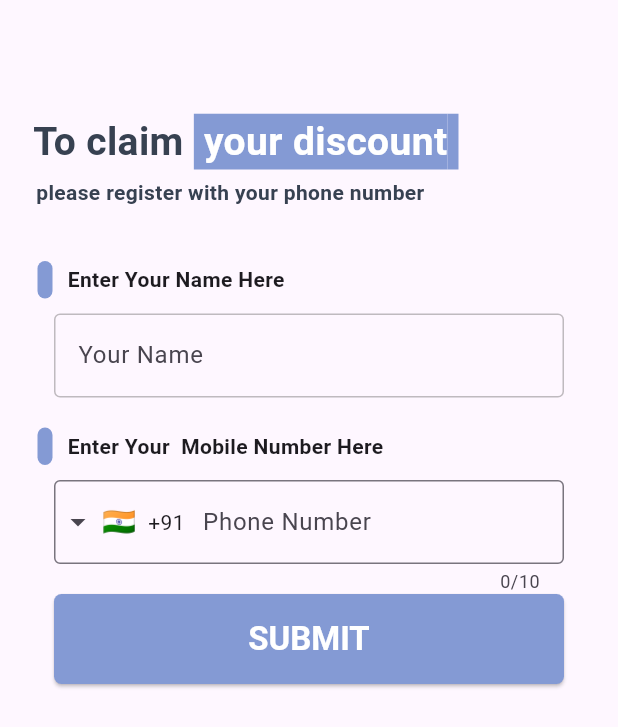
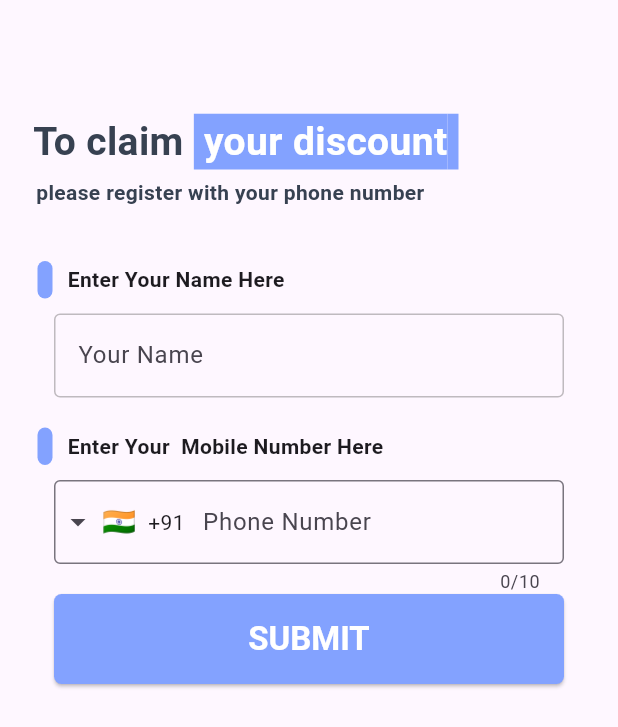
Before and after one commit to At0kSharma/upway_in, a Flutter app: the screen it shows after launch, on a phone screen of 412 x 824 dp. Shown: the top 727 px of the screen. Run offline on Flutter 3.47's test engine with Material 3 defaults, Android fonts, the phone set to English and light mode, and no system bars; drawn by our look-alikes of intl_phone_field; our stand-ins replace cloud_firestore, firebase_auth, firebase_core, flutter_otp_text_field, get, webview_flutter; accounts and stored records are empty; Roboto replaces fonts that are missing (Poppins).

```diff
--- a/lib/bindings/global_binding.dart
+++ b/lib/bindings/global_binding.dart
@@ -1,4 +1,5 @@
 import 'package:get/get.dart';
+import 'package:upway_in/features/admin/controller/admin_login_controller.dart';
 import 'package:upway_in/features/authentication/authentication_controller.dart';
 import 'package:upway_in/features/authentication/user/controller/user_controller.dart';
 import 'package:upway_in/features/home/controller/update_otp_status.dart';
@@ -9,6 +10,7 @@ class GlobalBindings extends Bindings {
   @override
   void dependencies() {
     Get.put<UpdateOTPController>(UpdateOTPController(), permanent: true);
+    Get.put<AdminLoginController>(AdminLoginController(), permanent: true);
     Get.put<UserController>(UserController(), permanent: true);
     Get.put<VerifyController>(VerifyController(), permanent: true);
     Get.put<LoginController>(LoginController(), permanent: true);
--- a/lib/common/widget/form_label.dart
+++ b/lib/common/widget/form_label.dart
@@ -4,14 +4,16 @@ class FormLabel extends StatelessWidget {
   const FormLabel({
     super.key,
     required this.label,
+    required this.leftPadding,
   });
 
   final String label;
+  final double leftPadding;
 
   @override
   Widget build(BuildContext context) {
     return Padding(
-      padding: const EdgeInsets.only(left: 25.0),
+      padding: EdgeInsets.only(left: leftPadding),
       child: Row(
         children: [
           const CustomBox(),
@@ -39,7 +41,7 @@ class CustomBox extends StatelessWidget {
       height: 25,
       decoration: BoxDecoration(
         borderRadius: BorderRadius.circular(5.0),
-        color: const Color(0xFF849AD4),
+        color: const Color(0xFF83A2FF),
       ),
     );
   }
--- a/lib/features/home/screen/home_screen.dart
+++ b/lib/features/home/screen/home_screen.dart
@@ -20,7 +20,7 @@ class _HomeScreenState extends State<HomeScreen> {
     super.initState();
     controller = WebViewController()
       ..loadRequest(
-        Uri.parse('https://google.com/'),
+        Uri.parse('https://upway.in/'),
       );
   }
 
@@ -41,7 +41,7 @@ class _HomeScreenState extends State<HomeScreen> {
       // ),
       appBar: AppBar(
         toolbarHeight: 0.0,
-        backgroundColor: const Color(0xFF849AD4),
+        backgroundColor: const Color(0xFF83A2FF),
       ),
       // ignore: deprecated_member_use
       body: WillPopScope(
--- a/lib/features/login/screen/login_screen.dart
+++ b/lib/features/login/screen/login_screen.dart
@@ -3,15 +3,20 @@ import 'package:upway_in/features/login/screen/widget/login_form.dart';
 import 'package:upway_in/features/login/screen/widget/offer_text.dart';
 
 class LoginScreen extends StatelessWidget {
-  const LoginScreen({super.key});
+  const LoginScreen({Key? key}) : super(key: key);
 
   @override
   Widget build(BuildContext context) {
     return Scaffold(
-      body: Column(
+      body: Stack(
         children: [
-          const OfferText(),
-          LoginForm(),
+          Column(
+            children: [
+              const OfferText(),
+              LoginForm(),
+            ],
+          ),
+          // const AdminLoginBtn(),
         ],
       ),
     );
--- a/lib/features/login/screen/widget/login_form.dart
+++ b/lib/features/login/screen/widget/login_form.dart
@@ -21,7 +21,7 @@ class LoginForm extends StatelessWidget {
         crossAxisAlignment: CrossAxisAlignment.center,
         children: [
           const SizedBox(height: 20),
-          const FormLabel(label: "Enter Your Name Here"),
+          const FormLabel(label: "Enter Your Name Here", leftPadding: 25),
           const SizedBox(height: 10),
           SizedBox(
             width: 340.0,
@@ -36,14 +36,15 @@ class LoginForm extends StatelessWidget {
                 ),
                 focusedBorder: OutlineInputBorder(
                   borderSide: BorderSide(
-                    color: Color(0xFF849AD4),
+                    color: Color(0xFF83A2FF),
                   ),
                 ),
               ),
             ),
           ),
           const SizedBox(height: 20),
-          const FormLabel(label: "Enter Your  Mobile Number Here"),
+          const FormLabel(
+              label: "Enter Your  Mobile Number Here", leftPadding: 25),
           const SizedBox(height: 10),
           SizedBox(
             width: 340,
@@ -58,7 +59,7 @@ class LoginForm extends StatelessWidget {
                 ),
                 focusedBorder: OutlineInputBorder(
                   borderSide: BorderSide(
-                    color: Color(0xFF849AD4),
+                    color: Color(0xFF83A2FF),
                   ),
                 ),
               ),
@@ -82,7 +83,7 @@ class LoginForm extends StatelessWidget {
             },
             style: ElevatedButton.styleFrom(
               fixedSize: const Size(340, 60),
-              backgroundColor: const Color(0xFF849AD4),
+              backgroundColor: const Color(0xFF83A2FF),
               foregroundColor: Colors.white,
               textStyle: const TextStyle(
                 fontWeight: FontWeight.w600,
--- a/lib/features/login/screen/widget/offer_text.dart
+++ b/lib/features/login/screen/widget/offer_text.dart
@@ -35,7 +35,7 @@ class OfferText extends StatelessWidget {
                         fontFamily: "Poppins",
                         fontWeight: FontWeight.w700,
                         color: Colors.white,
-                        backgroundColor: Color(0xFF849AD4),
+                        backgroundColor: Color(0xFF83A2FF),
                       ),
                     ),
                     Text(
@@ -44,8 +44,8 @@ class OfferText extends StatelessWidget {
                         fontSize: 26.0,
                         fontFamily: "Poppins",
                         fontWeight: FontWeight.w700,
-                        color: Color(0xFF849AD4),
-                        backgroundColor: Color(0xFF849AD4),
+                        color: Color(0xFF83A2FF),
+                        backgroundColor: Color(0xFF83A2FF),
                       ),
                     ),
                   ],
--- a/lib/features/splash/splash_screen.dart
+++ b/lib/features/splash/splash_screen.dart
@@ -22,7 +22,8 @@ class _SplashScreenState extends State<SplashScreen> {
     return const Scaffold(
       body: Center(
           child: Image(
-        image: AssetImage(ImageString.splashImage),
+        width: 100,
+        image: AssetImage(ImageString.splashScreenLogo),
       )),
     );
   }
--- a/lib/features/verify/screen/widget/otp_verify_form.dart
+++ b/lib/features/verify/screen/widget/otp_verify_form.dart
@@ -18,13 +18,13 @@ class OtpVerifyForm extends StatelessWidget {
         mainAxisAlignment: MainAxisAlignment.center,
         crossAxisAlignment: CrossAxisAlignment.center,
         children: [
-          const FormLabel(label: "Enter Your  OTP Here"),
+          const FormLabel(label: "Enter Your  OTP Here", leftPadding: 5),
           const SizedBox(height: 10),
           OtpTextField(
             numberOfFields: 6,
             fieldWidth: HelperFunctions.screenWidth() * 0.125,
             enabledBorderColor: const Color.fromARGB(115, 155, 154, 154),
-            focusedBorderColor: const Color(0xFF849AD4),
+            focusedBorderColor: const Color(0xFF83A2FF),
             //set to true to show as box or false to show as dash
             showFieldAsBox: true,
             //runs when a code is typed in
@@ -44,7 +44,7 @@ class OtpVerifyForm extends StatelessWidget {
             },
             style: ElevatedButton.styleFrom(
               fixedSize: const Size(340, 60),
-              backgroundColor: const Color(0xFF849AD4),
+              backgroundColor: const Color(0xFF83A2FF),
               foregroundColor: Colors.white,
               textStyle: const TextStyle(
                 fontWeight: FontWeight.w600,
--- a/pubspec.yaml
+++ b/pubspec.yaml
@@ -68,6 +68,7 @@ flutter:
   # To add assets to your application, add an assets section, like this:
   assets:
     - assets/splash/splashimage.png
+    - assets/logo/upway_logo.png
   #   - images/a_dot_ham.jpeg
 
   # An image asset can refer to one or more resolution-specific "variants", see
```
Also changed, not shown: lib/features/admin/controller/admin_login_controller.dart (added, +53 -0 lines), lib/features/admin/screen/admin_login_screen.dart (added, +105 -0 lines), lib/features/admin/screen/widget/enter_password_text.dart (added, +57 -0 lines), lib/features/dashboard/screen/dashboard_screen.dart (added, +25 -0 lines), lib/features/login/screen/widget/admin_login_btn.dart (added, +27 -0 lines), lib/utils/constant/strings.dart (+4 -3 lines), assets/logo/upway_logo.png (added), lib/firebase_options.dart, 11 other files.
